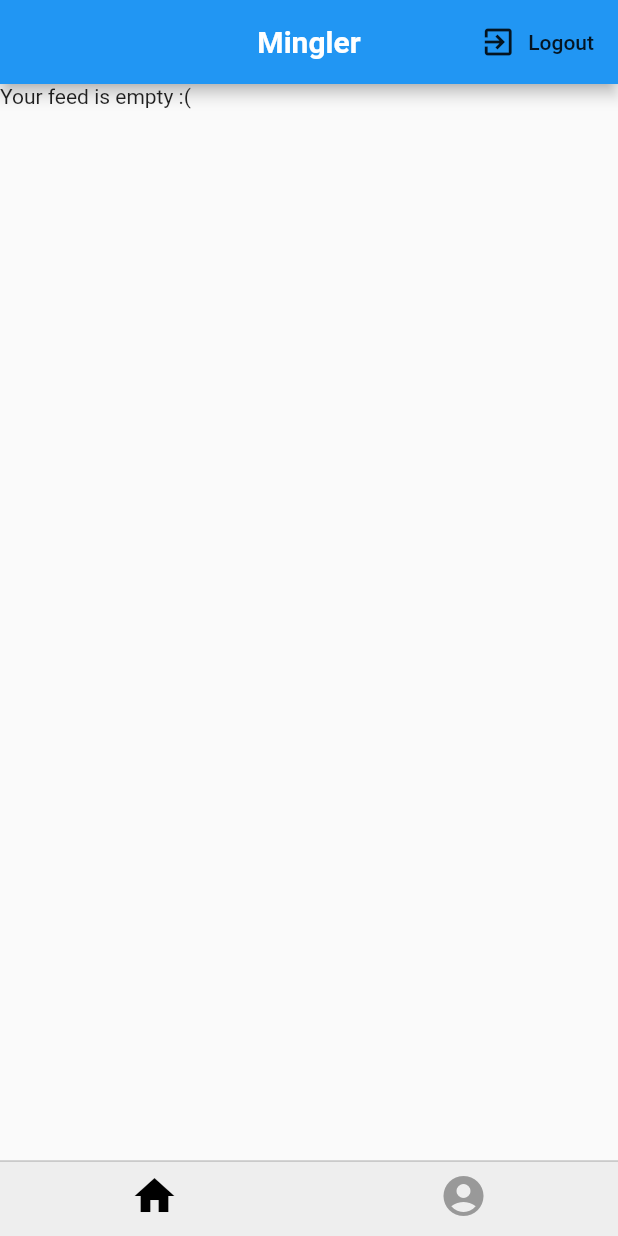
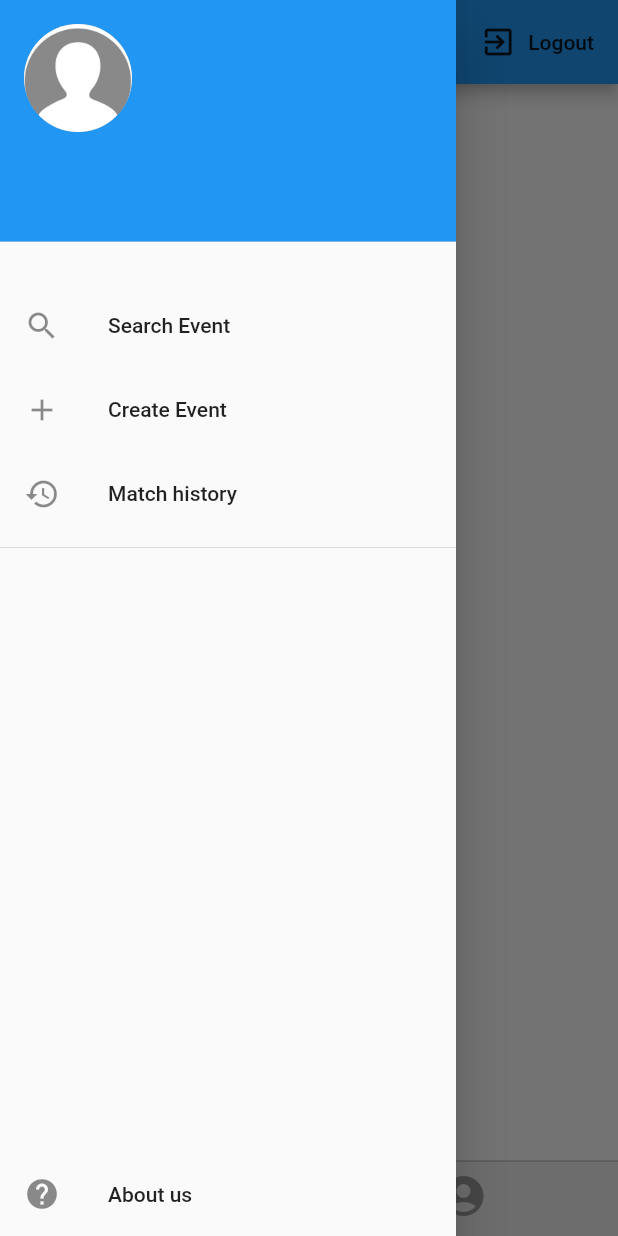
Before and after one commit to softeng-feup/open-cx-powerrangers, a Flutter app: the screen it shows once a user with an empty profile is signed in, with the side drawer open (before the commit the screen has no drawer), on a phone screen of 412 x 824 dp. Run offline on Flutter 3.47's test engine with Material 2 defaults, Android fonts, the phone set to English and light mode, and no system bars; our stand-ins replace cached_network_image, cloud_firestore, firebase_auth, firebase_storage, flutter_image_compress, image_picker; accounts and stored records are empty.

Commit message:
added side menu

```diff
--- a/flutter_app/lib/app_screens/main_Menu.dart
+++ b/flutter_app/lib/app_screens/main_Menu.dart
@@ -1,11 +1,13 @@
+import 'package:cached_network_image/cached_network_image.dart';
 import 'package:flutter/cupertino.dart';
 import 'package:flutter/material.dart';
+import 'package:flutter_app/models/User.dart';
 import 'package:flutter_app/models/UserData.dart';
+import 'package:flutter_app/utils/constants.dart';
 import 'package:provider/provider.dart';
 import '../services/auth.dart';
 import 'package:flutter_app/app_screens/homePage.dart';
 import 'package:flutter_app/app_screens/user_profile.dart';
-
 
 class MainMenu extends StatefulWidget {
 
@@ -16,6 +18,11 @@ class MainMenu extends StatefulWidget {
 class _MainMenuState extends State<MainMenu> {
   int _currentTab = 0;
   PageController _pageController;
+
+  _getUid(BuildContext context)
+  {
+     return Provider.of<UserData>(context).currentUserId;
+  }
 
   @override
   void initState() {
@@ -31,7 +38,7 @@ class _MainMenuState extends State<MainMenu> {
           controller: _pageController,
           children: <Widget>[
             HomePage(),
-            UserProfile(userId: Provider.of<UserData>(context).currentUserId)
+            UserProfile(userId: _getUid(context))
           ],
         onPageChanged: (int index) {
             setState(() {
@@ -50,6 +57,66 @@ class _MainMenuState extends State<MainMenu> {
           )
         ],
       ),
+      drawer: FutureBuilder(
+        future: usersRef.document(_getUid(context)).get(),
+        builder: (BuildContext context, AsyncSnapshot snapshot) {
+          if (!snapshot.hasData) {
+            return Center(
+              child: CircularProgressIndicator(),
+            );
+          }
+
+          User user = User.fromDoc(snapshot.data);
+
+          return Drawer(
+            child: Column(
+              children: <Widget>[
+                UserAccountsDrawerHeader(
+                  accountEmail: Text(user.email),
+                  accountName: Text(user.name),
+                  currentAccountPicture: CircleAvatar(
+                    radius: 50.0,
+                    backgroundColor: Colors.grey,
+                    backgroundImage:
+                    user.profileImageUrl.isEmpty
+                        ? AssetImage('assets/images/user_placeholder.jpg')
+                        : CachedNetworkImageProvider(user.profileImageUrl),
+                  ),
+                ),
+                Padding(
+                  padding: EdgeInsets.only(top: 20.0),
+                ),
+                ListTile(
+                  leading: Icon(Icons.search),
+                  title: Text('Search Event'),
+                  onTap: () => print('searching'),
+                ),
+                ListTile(
+                  leading: Icon(Icons.add),
+                  title: Text('Create Event'),
+                  onTap: () => print('creating'),
+                ),
+                ListTile(
+                  leading: Icon(Icons.history),
+                  title: Text('Match history'),
+                  onTap: () => print('historiating'),
+                ),
+                Divider(),
+                Expanded(
+                  child: Align(
+                    alignment: FractionalOffset.bottomCenter,
+                    child: ListTile(
+                      leading: Icon(Icons.help),
+                      title: Text('About us'),
+                      onTap: () => print('aboutating'),
+                    ),
+                  ),
+                ),
+              ],
+            ),
+          );
+        }
+        ),
       bottomNavigationBar: CupertinoTabBar(
         backgroundColor: Colors.grey[200],
         currentIndex: _currentTab,
--- a/flutter_app/lib/app_screens/user_profile.dart
+++ b/flutter_app/lib/app_screens/user_profile.dart
@@ -93,7 +93,8 @@ class _UserProfileState extends State<UserProfile> {
                   SizedBox(height: 5.0),
                   Container(
                     height: 80.0,
-                    child: Text('Interests',
+                    child: Text(
+                      'Interests',
                       style: TextStyle(fontSize: 15),
                     ),
                   ),
@@ -102,8 +103,7 @@ class _UserProfileState extends State<UserProfile> {
             )
           ],
         );
-      }
-      ),
+      }),
     );
   }
 }
```
